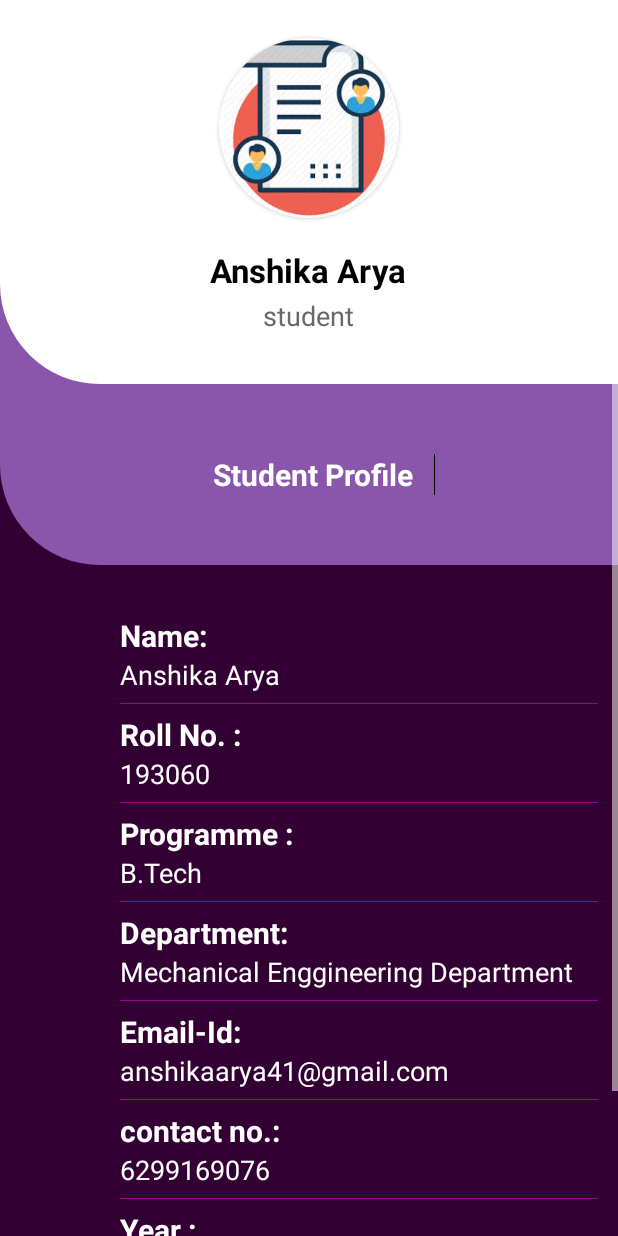
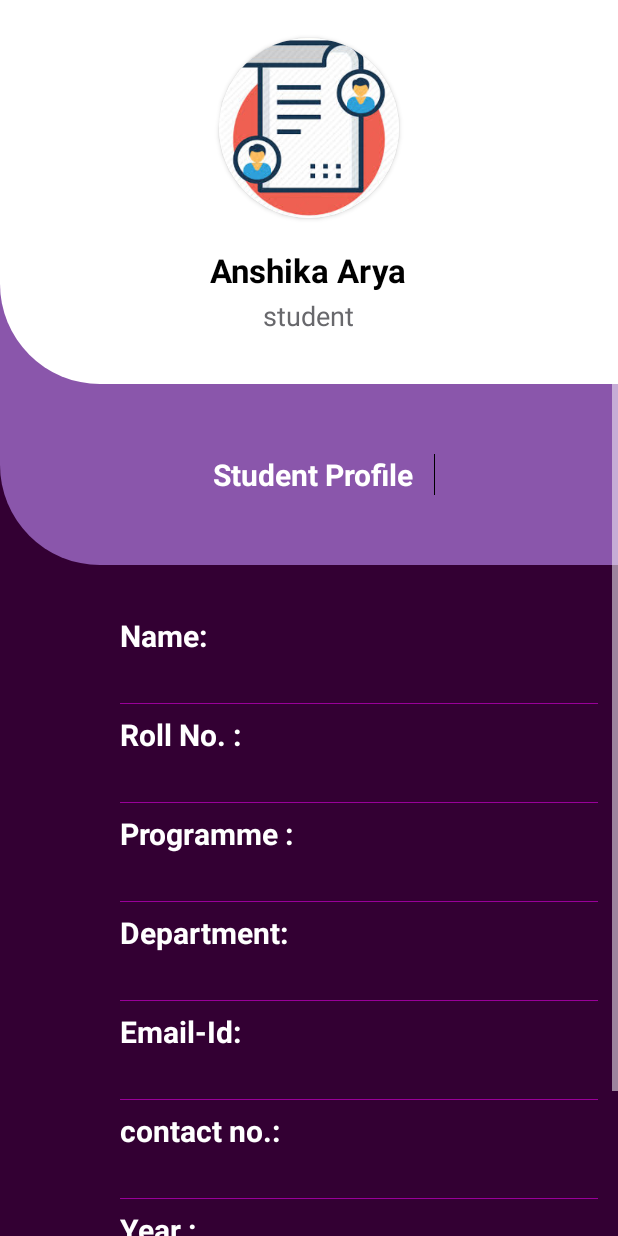
Before and after one commit to TusharD-047/NavigationDrawer12345, an Android app: the studentp screen opened directly, with no data from a screen before it, on a phone screen of 412 x 824 dp. Run offline under Robolectric (Android 15) with nearby library versions, the phone set to English and light mode, and no system bars; our stand-ins replace Firebase (no records; nobody signed in at launch, a user with empty details on screens opened directly), Picasso; libraries missing offline, so code that uses them is left out: com.theartofdev.edmodo; pictures from the network do not load.

Commit message:
le rorozo

```diff
--- a/app/src/main/res/layout/activity_studentp.xml
+++ b/app/src/main/res/layout/activity_studentp.xml
@@ -126,7 +126,6 @@
                         android:id="@+id/name123"
                         android:layout_width="wrap_content"
                         android:layout_height="wrap_content"
-                        android:text="Anshika Arya"
                         android:textColor="#ffffff"
                         android:textSize="18sp"
                         android:textStyle="normal" />
@@ -157,7 +156,6 @@
                         android:id="@+id/roll123"
                         android:layout_width="wrap_content"
                         android:layout_height="wrap_content"
-                        android:text="193060"
                         android:textColor="#ffffff"
                         android:textSize="18sp"
                         android:textStyle="normal" />
@@ -188,7 +186,6 @@
                         android:id="@+id/program123"
                         android:layout_width="wrap_content"
                         android:layout_height="wrap_content"
-                        android:text="B.Tech"
                         android:textColor="#ffffff"
                         android:textSize="18sp"
                         android:textStyle="normal" />
@@ -219,7 +216,6 @@
                         android:id="@+id/department123"
                         android:layout_width="wrap_content"
                         android:layout_height="wrap_content"
-                        android:text="Mechanical Enggineering Department"
                         android:textColor="#ffffff"
                         android:textSize="18sp"
                         android:textStyle="normal" />
@@ -250,7 +246,6 @@
                         android:id="@+id/email123"
                         android:layout_width="wrap_content"
                         android:layout_height="wrap_content"
-                        android:text="anshikaarya41@gmail.com"
                         android:textColor="#ffffff"
                         android:textSize="18sp"
                         android:textStyle="normal" />
@@ -281,7 +276,6 @@
                         android:id="@+id/contact123"
                         android:layout_width="wrap_content"
                         android:layout_height="wrap_content"
-                        android:text="6299169076"
                         android:textColor="#ffffff"
                         android:textSize="18sp"
                         android:textStyle="normal" />
```
